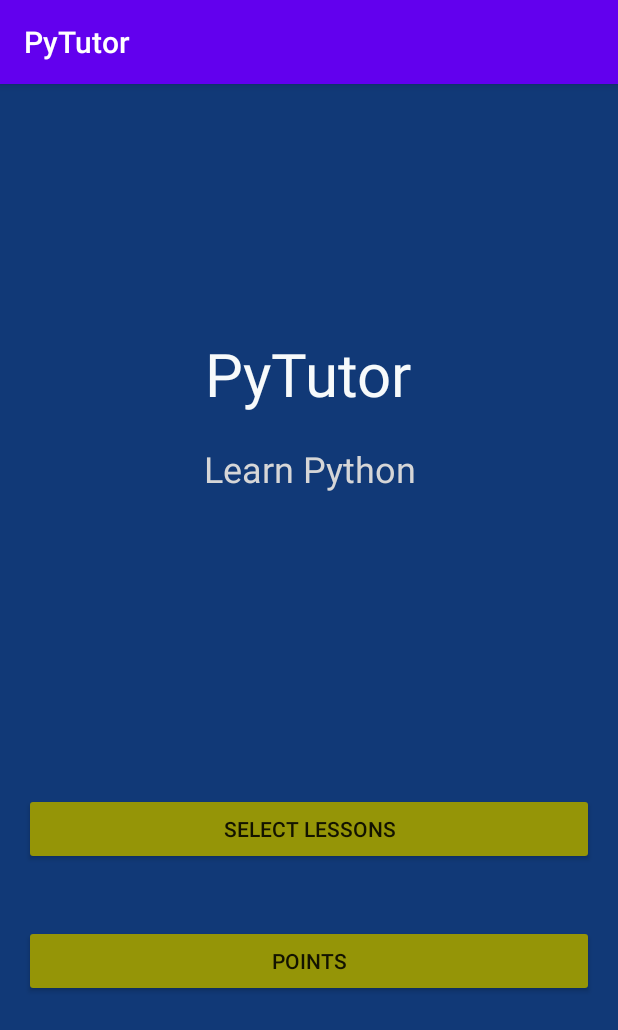
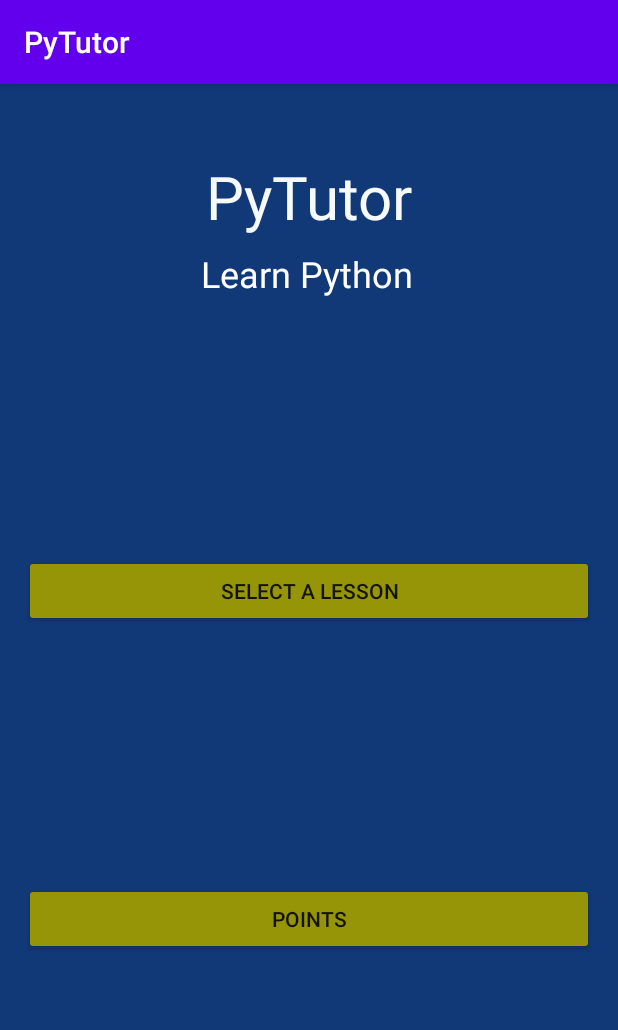
Before and after one commit to jlouttit17/PyTutor, an Android app: the screen it shows after launch (MainActivity), on a phone screen of 412 x 824 dp. Shown: the top 1030 px of the screen. Run offline under Robolectric (Android 15) with nearby library versions, the phone set to English and light mode, and no system bars.

Commit message:
can reach lessons with button, layouts of main and lessons modified

```diff
--- a/PyTutor/app/src/main/res/layout/Quiz.xml
+++ b/PyTutor/app/src/main/res/layout/Quiz.xml
@@ -21,7 +21,7 @@
             android:layout_height="wrap_content"
             android:layout_alignParentLeft="true"
             android:text="Score"
-            android:textColor="@color/white"
+            android:textColor="#FFFFFF"
             android:textSize="20sp" />
 
         <TextView
@@ -30,7 +30,7 @@
             android:layout_height="wrap_content"
             android:layout_alignParentRight="true"
             android:text="0"
-            android:textColor="@color/white"
+            android:textColor="#FFFFFF"
             android:textSize="20sp" />
 
     </RelativeLayout>
@@ -42,7 +42,7 @@
         android:layout_marginBottom="40dp"
         android:padding="8dp"
         android:text="How do you write a print command?"
-        android:textColor="@color/white"
+        android:textColor="#FFFFFF"
         android:textSize="20sp" />
 
 
--- a/PyTutor/app/src/main/res/layout/activity_main.xml
+++ b/PyTutor/app/src/main/res/layout/activity_main.xml
@@ -1,6 +1,8 @@
 <?xml version="1.0" encoding="utf-8"?>
-<RelativeLayout xmlns:android="http://schemas.android.com/apk/res/android"
+<androidx.constraintlayout.widget.ConstraintLayout xmlns:android="http://schemas.android.com/apk/res/android"
     xmlns:app="http://schemas.android.com/apk/res-auto"
+    xmlns:tools="http://schemas.android.com/tools"
+    android:id="@+id/relativeLayout2"
     android:layout_width="match_parent"
     android:layout_height="match_parent"
     android:background="#113977"
@@ -11,43 +13,52 @@
         android:id="@+id/layout_title"
         android:layout_width="wrap_content"
         android:layout_height="wrap_content"
-        android:layout_centerHorizontal="true"
-        android:layout_marginTop="150dp"
+        android:layout_marginTop="32dp"
         android:onClick="selectLesson"
-        android:text="PyTutor"
+        android:text="@string/app_name"
         android:textColor="#F7FAFB"
-        android:textSize="40sp" />
+        android:textSize="40sp"
+        app:layout_constraintEnd_toEndOf="parent"
+        app:layout_constraintStart_toStartOf="parent"
+        app:layout_constraintTop_toTopOf="parent" />
 
     <TextView
         android:id="@+id/layout_subtitle"
         android:layout_width="wrap_content"
         android:layout_height="wrap_content"
-        android:layout_below="@+id/layout_title"
-        android:layout_marginStart="120dp"
-        android:layout_marginLeft="120dp"
-        android:layout_marginTop="20dp"
+        android:layout_marginTop="8dp"
         android:gravity="center"
-        android:text="Learn Python"
-        android:textColor="@color/white"
-        android:textSize="24sp" />
+        android:text="@string/subtitle"
+        android:textColor="#FFFFFF"
+        android:textSize="24sp"
+        app:layout_constraintEnd_toEndOf="parent"
+        app:layout_constraintHorizontal_bias="0.496"
+        app:layout_constraintStart_toStartOf="parent"
+        app:layout_constraintTop_toBottomOf="@+id/layout_title" />
 
     <Button
         android:id="@+id/button"
         android:layout_width="match_parent"
         android:layout_height="wrap_content"
         android:layout_below="@+id/layout_subtitle"
-        android:layout_marginTop="200dp"
         android:onClick="selectLesson"
-        android:text="Select Lessons"
-        app:backgroundTint="#959507" />
+        android:text="@string/start"
+        app:backgroundTint="#959507"
+        app:layout_constraintBottom_toTopOf="@+id/button2"
+        app:layout_constraintEnd_toEndOf="parent"
+        app:layout_constraintStart_toStartOf="parent"
+        app:layout_constraintTop_toBottomOf="@+id/layout_subtitle" />
 
     <Button
         android:id="@+id/button2"
         android:layout_width="match_parent"
         android:layout_height="wrap_content"
-        android:layout_below="@+id/button"
-        android:layout_marginTop="40dp"
-        android:text="Points"
-        app:backgroundTint="#959507" />
+        android:text="@string/points"
+        app:backgroundTint="#959507"
+        app:layout_constraintBottom_toBottomOf="parent"
+        app:layout_constraintEnd_toEndOf="parent"
+        app:layout_constraintHorizontal_bias="0.5"
+        app:layout_constraintStart_toStartOf="parent"
+        app:layout_constraintTop_toBottomOf="@+id/button" />
 
-</RelativeLayout>
+</androidx.constraintlayout.widget.ConstraintLayout>
--- a/PyTutor/app/src/main/res/layout/LessonInfo.xml
+++ b/PyTutor/app/src/main/res/layout/lesson_info.xml
@@ -13,7 +13,7 @@
         android:layout_height="wrap_content"
         android:layout_marginTop="16dp"
         android:text="Lesson 1"
-        android:textColor="@color/white"
+        android:textColor="#FFFFFF"
         app:layout_constraintEnd_toEndOf="parent"
         app:layout_constraintStart_toStartOf="parent"
         app:layout_constraintTop_toTopOf="parent" />
@@ -24,7 +24,7 @@
         android:layout_height="wrap_content"
         android:layout_marginTop="191dp"
         android:text="This textbox is going to contain an overview of what the lesson generally covers, as well as how long the lesson is expected to take. This should only be about a paragraph in length."
-        android:textColor="@color/white"
+        android:textColor="#FFFFFF"
         app:layout_constraintEnd_toEndOf="parent"
         app:layout_constraintStart_toStartOf="parent"
         app:layout_constraintTop_toBottomOf="@+id/textView" />
--- a/PyTutor/app/src/main/res/values/strings.xml
+++ b/PyTutor/app/src/main/res/values/strings.xml
@@ -1,3 +1,6 @@
 <resources>
     <string name="app_name">PyTutor</string>
+    <string name="subtitle">Learn Python</string>
+    <string name="start">Select a Lesson</string>
+    <string name="points">Points</string>
 </resources>
```
Also changed, not shown: PyTutor/app/src/main/AndroidManifest.xml (+7 -0 lines), PyTutor/app/src/main/java/com/example/pytutor/LessonList.java (added, +14 -0 lines), PyTutor/app/src/main/java/com/example/pytutor/MainActivity.java (+9 -0 lines), PyTutor/app/src/main/res/layout/lesson_list.xml (renamed from PyTutor/app/src/main/res/layout/lessonlist.xml, +5 -5 lines).
